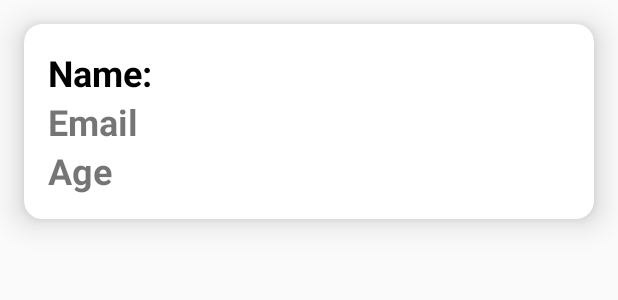
After one commit to jey-ou/testAppAppLab, an Android app: the layout userentry.xml on its own in the app's theme, with its tools: preview values and no code run, on a phone screen of 412 x 824 dp. The commit adds this screen. Shown: the top 300 px of the screen. Run offline under Robolectric (Android 15) with nearby library versions, the phone set to English and light mode, and no system bars.

Commit message:
RecyclerViewII

```diff
--- a/app/src/main/java/com/example/testapp_applab/RecyclerViewer/RecyclerViewActivity.java
+++ b/app/src/main/java/com/example/testapp_applab/RecyclerViewer/RecyclerViewActivity.java
@@ -56,8 +56,8 @@ public class RecyclerViewActivity extends AppCompatActivity {
         String password = edtTxtEmail.getText().toString();
         String id = databaseUsers.push().getKey();
 
-        User user = new User(username, useremail, userage, password, "");
-        databaseUsers.child("Users").child(id).setValue(user)
+        UserRecycler user = new UserRecycler(username, useremail, userage);
+        databaseUsers.child("usersRecycler").child(id).setValue(user)
                 .addOnCompleteListener(new OnCompleteListener<Void>() {
                     @Override
                     public void onComplete(@NonNull Task<Void> task) {
--- /dev/null
+++ b/app/src/main/res/layout/userentry.xml
@@ -0,0 +1,79 @@
+<?xml version="1.0" encoding="utf-8"?>
+<androidx.cardview.widget.CardView xmlns:android="http://schemas.android.com/apk/res/android"
+    xmlns:app="http://schemas.android.com/apk/res-auto"
+    android:layout_width="match_parent"
+    android:layout_height="wrap_content"
+    android:layout_margin="16sp"
+    app:cardCornerRadius="12sp"
+    app:cardElevation="12sp">
+    <LinearLayout
+        android:layout_width="match_parent"
+        android:layout_height="wrap_content"
+        android:layout_margin="16dp"
+        android:orientation="vertical">
+
+        <LinearLayout
+            android:layout_width="wrap_content"
+            android:layout_height="wrap_content"
+            android:orientation="horizontal"
+            android:layout_gravity="center_vertical">
+
+            <TextView
+                android:layout_width="wrap_content"
+                android:layout_height="wrap_content"
+                android:text="Name:"
+                android:textColor="@color/black"
+                android:textSize="24sp"
+                android:textStyle="bold" />
+
+            <TextView
+                android:id="@+id/crdv_name"
+                android:layout_width="wrap_content"
+                android:layout_height="wrap_content"
+                android:textColor="@color/black"
+                android:textSize="24sp"
+                android:textStyle="bold" />
+
+        </LinearLayout>
+
+        <LinearLayout
+            android:layout_width="match_parent"
+            android:layout_height="match_parent"
+            android:orientation="horizontal">
+
+            <TextView
+                android:layout_width="wrap_content"
+                android:layout_height="wrap_content"
+                android:layout_weight="1"
+                android:text="Email"
+                android:textSize="24sp"
+                android:textStyle="bold" />
+
+            <TextView
+                android:id="@+id/crdv_email"
+                android:layout_width="wrap_content"
+                android:layout_height="wrap_content"
+                android:textSize="24sp" />
+        </LinearLayout>
+
+
+        <LinearLayout
+            android:layout_width="match_parent"
+            android:layout_height="match_parent"
+            android:orientation="horizontal">
+            <TextView
+                android:layout_width="wrap_content"
+                android:layout_height="wrap_content"
+                android:textStyle="bold"
+                android:textSize="24sp"
+                android:text="Age" />
+
+            <TextView
+                android:id="@+id/crdv_age"
+                android:layout_width="wrap_content"
+                android:layout_height="wrap_content"
+                android:textSize="24sp" />
+        </LinearLayout>
+
+    </LinearLayout>
+</androidx.cardview.widget.CardView>
```
Also changed, not shown: app/src/main/java/com/example/testapp_applab/RecyclerViewer/UserRecycler.java (added, +28 -0 lines), app/src/main/java/com/example/testapp_applab/model/User.java (+1 -14 lines), app/src/main/res/layout/activity_user_list.xml (+6 -2 lines).
